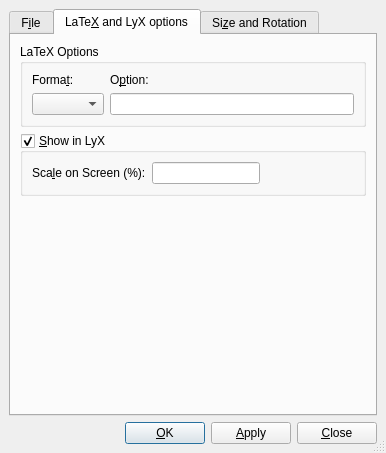
The window that src/frontends/qt4/ui/ExternalUi.ui (cburschka/lyx) describes before a commit, drawn with Qt 5.
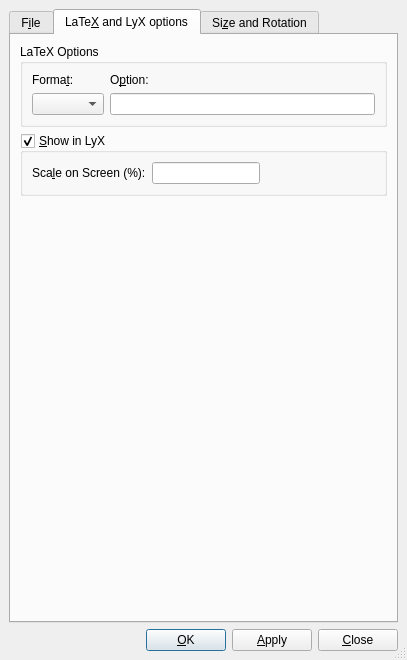
The same window after the commit. The open tabs and pages were chosen to show the change. Custom widgets are drawn as their Qt base class.

```diff
--- a/src/frontends/qt4/ui/ExternalUi.ui
+++ b/src/frontends/qt4/ui/ExternalUi.ui
@@ -5,8 +5,8 @@
    <rect>
     <x>0</x>
     <y>0</y>
-    <width>386</width>
-    <height>453</height>
+    <width>407</width>
+    <height>660</height>
    </rect>
   </property>
   <property name="windowTitle" >
@@ -22,6 +22,65 @@
    <property name="spacing" >
     <number>6</number>
    </property>
+   <item row="1" column="0" >
+    <layout class="QHBoxLayout" >
+     <property name="spacing" >
+      <number>6</number>
+     </property>
+     <property name="margin" >
+      <number>0</number>
+     </property>
+     <item>
+      <spacer>
+       <property name="orientation" >
+        <enum>Qt::Horizontal</enum>
+       </property>
+       <property name="sizeType" >
+        <enum>QSizePolicy::Expanding</enum>
+       </property>
+       <property name="sizeHint" stdset="0" >
+        <size>
+         <width>20</width>
+         <height>20</height>
+        </size>
+       </property>
+      </spacer>
+     </item>
+     <item>
+      <widget class="QPushButton" name="okPB" >
+       <property name="text" >
+        <string>&amp;OK</string>
+       </property>
+       <property name="default" >
+        <bool>true</bool>
+       </property>
+      </widget>
+     </item>
+     <item>
+      <widget class="QPushButton" name="applyPB" >
+       <property name="text" >
+        <string>&amp;Apply</string>
+       </property>
+       <property name="default" >
+        <bool>false</bool>
+       </property>
+      </widget>
+     </item>
+     <item>
+      <widget class="QPushButton" name="closePB" >
+       <property name="text" >
+        <string>&amp;Close</string>
+       </property>
+       <property name="autoDefault" >
+        <bool>false</bool>
+       </property>
+       <property name="default" >
+        <bool>false</bool>
+       </property>
+      </widget>
+     </item>
+    </layout>
+   </item>
    <item row="0" column="0" >
     <widget class="QTabWidget" name="tab" >
      <property name="toolTip" >
@@ -138,14 +197,6 @@
       </layout>
      </widget>
      <widget class="QWidget" name="lyxviewtab" >
-      <property name="geometry" >
-       <rect>
-        <x>0</x>
-        <y>0</y>
-        <width>362</width>
-        <height>375</height>
-       </rect>
-      </property>
       <attribute name="title" >
        <string>LaTe&amp;X and LyX options</string>
       </attribute>
@@ -216,7 +267,7 @@
          <property name="checkable" >
           <bool>true</bool>
          </property>
-         <layout class="QGridLayout" name="gridLayout" >
+         <layout class="QGridLayout" >
           <item row="0" column="0" >
            <widget class="QLabel" name="scaleLA" >
             <property name="toolTip" >
@@ -581,65 +632,6 @@
      </widget>
     </widget>
    </item>
-   <item row="1" column="0" >
-    <layout class="QHBoxLayout" >
-     <property name="spacing" >
-      <number>6</number>
-     </property>
-     <property name="margin" >
-      <number>0</number>
-     </property>
-     <item>
-      <spacer>
-       <property name="orientation" >
-        <enum>Qt::Horizontal</enum>
-       </property>
-       <property name="sizeType" >
-        <enum>QSizePolicy::Expanding</enum>
-       </property>
-       <property name="sizeHint" stdset="0" >
-        <size>
-         <width>20</width>
-         <height>20</height>
-        </size>
-       </property>
-      </spacer>
-     </item>
-     <item>
-      <widget class="QPushButton" name="okPB" >
-       <property name="text" >
-        <string>&amp;OK</string>
-       </property>
-       <property name="default" >
-        <bool>true</bool>
-       </property>
-      </widget>
-     </item>
-     <item>
-      <widget class="QPushButton" name="applyPB" >
-       <property name="text" >
-        <string>&amp;Apply</string>
-       </property>
-       <property name="default" >
-        <bool>false</bool>
-       </property>
-      </widget>
-     </item>
-     <item>
-      <widget class="QPushButton" name="closePB" >
-       <property name="text" >
-        <string>&amp;Close</string>
-       </property>
-       <property name="autoDefault" >
-        <bool>false</bool>
-       </property>
-       <property name="default" >
-        <bool>false</bool>
-       </property>
-      </widget>
-     </item>
-    </layout>
-   </item>
   </layout>
   <zorder>tab</zorder>
   <zorder>displayscaleLA</zorder>
```
Left out of the diff: 59 changed lines with no effect on the pictures.
